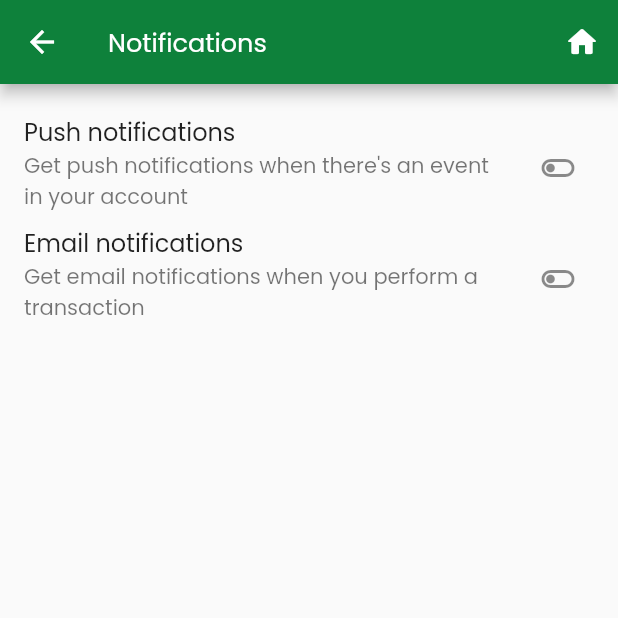
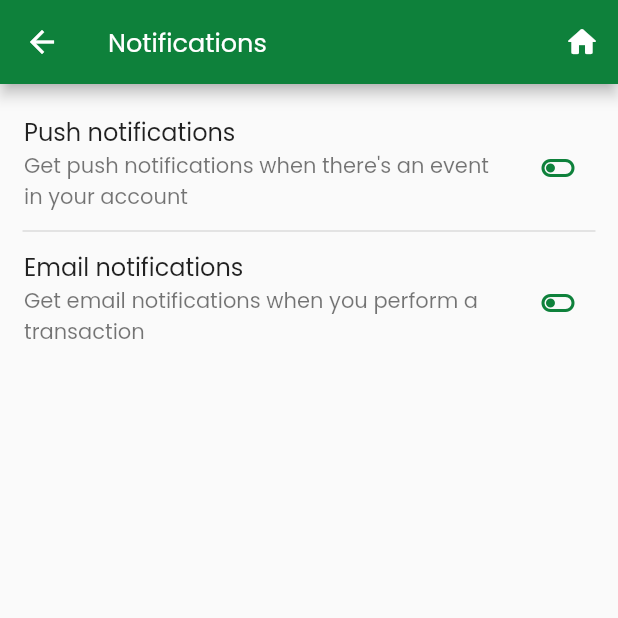
Before and after one commit to hrinternal/equal_cash_mobile_app_2021, a Flutter app: the NotificationScreen screen opened by its route, on a phone screen of 412 x 824 dp, the top half of it. Run offline on Flutter 3.47's test engine with Material 2 defaults, Android fonts, the phone set to English and light mode, and no system bars; our stand-ins replace country_code_picker, pin_code_fields; missing offline and left inert: virtual_keyboard_multi_language.

Commit message:
Notification screen completwed

```diff
--- a/lib/screens/notification_screen.dart
+++ b/lib/screens/notification_screen.dart
@@ -38,8 +38,14 @@ class _NotificationScreenState extends State<NotificationScreen> {
                 trailing: IconButton(
                     icon: Icon(
                       Icons.toggle_off_outlined,
+                      color: Theme.of(context).primaryColor,
                     ),
                     onPressed: () {})),
+            Divider(
+              indent: 15,
+              endIndent: 15,
+              thickness: 1,
+            ),
             ListTile(
                 title: Text("Email notifications"),
                 subtitle: Text(
@@ -47,6 +53,7 @@ class _NotificationScreenState extends State<NotificationScreen> {
                 trailing: IconButton(
                     icon: Icon(
                       Icons.toggle_off_outlined,
+                      color: Theme.of(context).primaryColor,
                     ),
                     onPressed: () {}))
           ],
```
